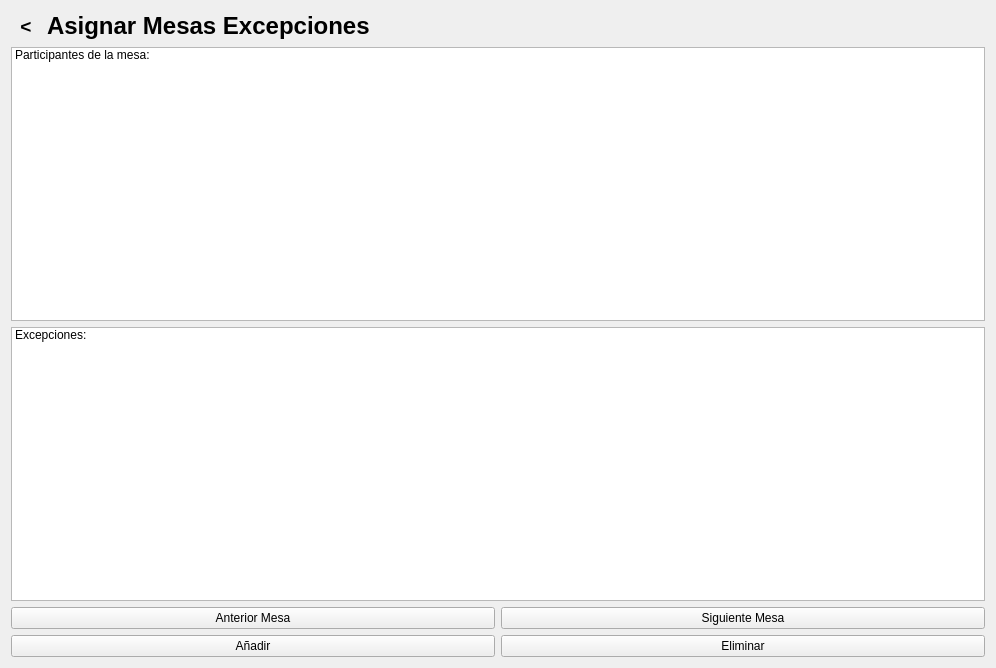
roblesgg/GestionEventos, file Interfaces/AsignarMesasExcepciones.ui: the form before one commit.
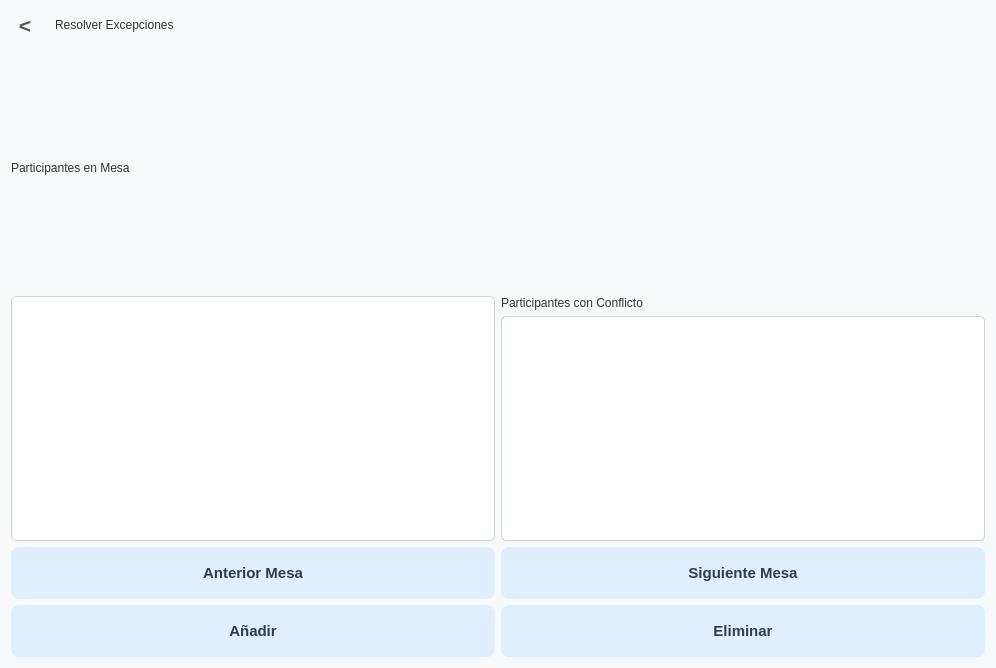
The form after the commit.

```diff
--- a/Interfaces/AsignarMesasExcepciones.ui
+++ b/Interfaces/AsignarMesasExcepciones.ui
@@ -13,18 +13,97 @@
   <property name="windowTitle">
    <string>Form</string>
   </property>
-  <layout class="QVBoxLayout" name="verticalLayout_5">
+  
+  <property name="styleSheet">
+   <string>
+/* --- Estilo General --- */
+QWidget {
+    font-family: 'Segoe UI', 'Arial', 'sans-serif';
+    background-color: #F8F9FA; /* Un blanco roto muy suave */
+    color: #333333;
+}
+
+/* --- Título Principal --- */
+QLabel[objectName="TitleLabel_Exceptions"] {
+    font-size: 24pt;
+    font-weight: bold;
+    color: #2C3E50; /* Un azul oscuro */
+    padding-bottom: 10px;
+    background-color: transparent;
+}
+
+/* --- Etiquetas de listas --- */
+QLabel[objectName^="Label_"] {
+    font-size: 14pt;
+    font-weight: bold;
+    color: #333;
+    background-color: transparent;
+    padding-top: 10px;
+}
+
+/* --- Botón de Atrás --- */
+QToolButton {
+    font-size: 16pt;
+    font-weight: bold;
+    color: #555555;
+    background-color: transparent;
+    border: none;
+    padding-right: 10px;
+}
+QToolButton:hover {
+    color: #000000;
+}
+
+/* --- Botones Principales --- */
+QPushButton {
+    background-color: #E0EFFF; /* Azul pastel */
+    color: #2C3E50;
+    font-size: 11pt;
+    font-weight: bold;
+    border: none;
+    border-radius: 8px; /* ¡ESQUINAS REDONDEADAS! */
+    padding: 12px;
+    min-height: 28px;
+}
+QPushButton:hover {
+    background-color: #C6DFFF;
+}
+QPushButton:pressed {
+    background-color: #B0D0FF;
+}
+
+/* --- Botón de "Peligro" (Eliminar) --- */
+QPushButton[objectName="RemoveParticipant_Btn"] {
+    background-color: #FFEBEE; /* Rosa pastel */
+    color: #D32F2F; /* Rojo oscuro */
+}
+QPushButton[objectName="RemoveParticipant_Btn"]:hover {
+    background-color: #FFCDD2;
+}
+
+/* --- Listas --- */
+QListWidget {
+    background-color: #FFFFFF;
+    border: 1px solid #CED4DA;
+    border-radius: 5px;
+    padding: 5px;
+    font-size: 10pt;
+}
+QListWidget::item:hover {
+    background-color: #F1F3F5; /* Resaltar item al pasar el ratón */
+}
+QListWidget::item:selected {
+    background-color: #E0EFFF; /* Resaltar item seleccionado */
+    color: #2C3E50;
+}
+   </string>
+  </property>
+  
+  <layout class="QVBoxLayout" name="verticalLayout_5" stretch="0,1,1,0">
    <item>
     <layout class="QHBoxLayout" name="horizontalLayout_Titulo_3" stretch="0,0,1">
      <item>
-      <widget class="QToolButton" name="btnAtras_excepciones">
-       <property name="font">
-        <font>
-         <pointsize>14</pointsize>
-         <weight>75</weight>
-         <bold>true</bold>
-        </font>
-       </property>
+      <widget class="QToolButton" name="BackButton_Exceptions">
        <property name="text">
         <string>&lt;</string>
        </property>
@@ -34,16 +113,9 @@
       </widget>
      </item>
      <item>
-      <widget class="QLabel" name="labelTitulo_3">
-       <property name="font">
-        <font>
-         <pointsize>18</pointsize>
-         <weight>75</weight>
-         <bold>true</bold>
-        </font>
-       </property>
+      <widget class="QLabel" name="TitleLabel_Exceptions">
        <property name="text">
-        <string>Asignar Mesas Excepciones</string>
+        <string>Resolver Excepciones</string>
        </property>
       </widget>
      </item>
@@ -63,31 +135,38 @@
     </layout>
    </item>
    <item>
-    <layout class="QVBoxLayout" name="verticalLayout">
+    <widget class="QLabel" name="Label_TableParticipants">
+     <property name="text">
+      <string>Participantes en Mesa</string>
+     </property>
+    </widget>
+   </item>
+   <item>
+    <layout class="QHBoxLayout" name="horizontalLayout_Lists" stretch="1,1">
      <item>
-      <widget class="QListWidget" name="list_participantesmesa">
+      <layout class="QVBoxLayout" name="verticalLayout_TableList">
        <item>
-        <property name="text">
-         <string>Participantes de la mesa:</string>
-        </property>
+        <widget class="QListWidget" name="List_TableParticipants"/>
        </item>
-      </widget>
+      </layout>
      </item>
-    </layout>
-   </item>
-   <item>
-    <layout class="QVBoxLayout" name="verticalLayout_3">
      <item>
-      <widget class="QListWidget" name="list_Excepciones">
+      <layout class="QVBoxLayout" name="verticalLayout_ExceptionList">
        <item>
-        <property name="text">
-         <string>Excepciones:</string>
-        </property>
+        <widget class="QLabel" name="Label_Exceptions">
+         <property name="text">
+          <string>Participantes con Conflicto</string>
+         </property>
+        </widget>
        </item>
-      </widget>
+       <item>
+        <widget class="QListWidget" name="List_Exceptions"/>
+       </item>
+      </layout>
      </item>
     </layout>
    </item>
+   
    <item>
     <layout class="QHBoxLayout" name="horizontalLayout">
      <item>
```
Left out of the diff: 11 changed lines with no effect on the pictures.
